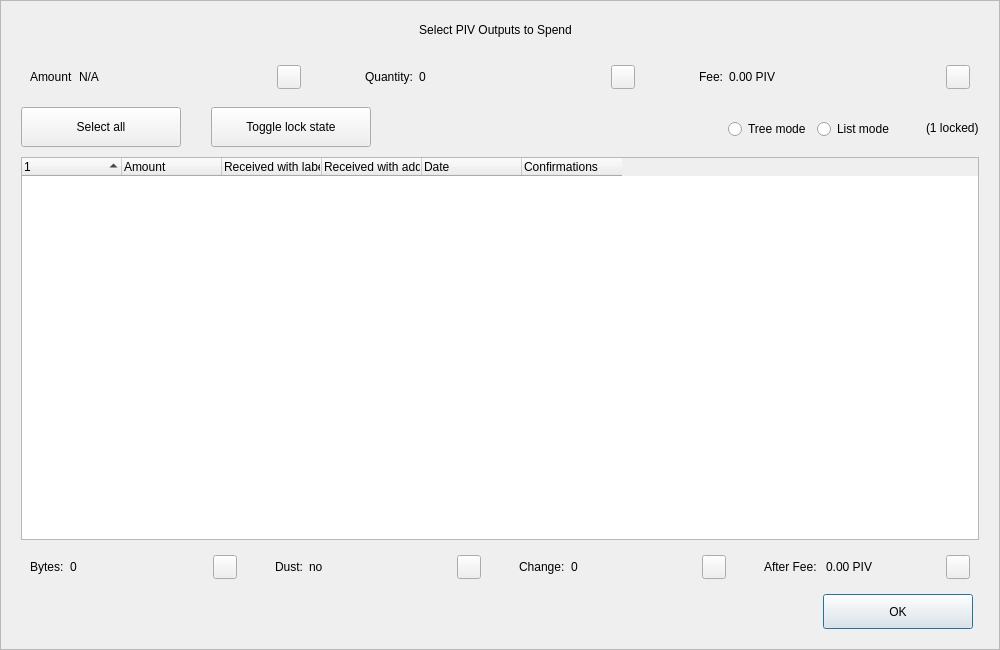
Qt form src/qt/forms/coincontroldialog.ui (kyeno/dogecash) before a commit.
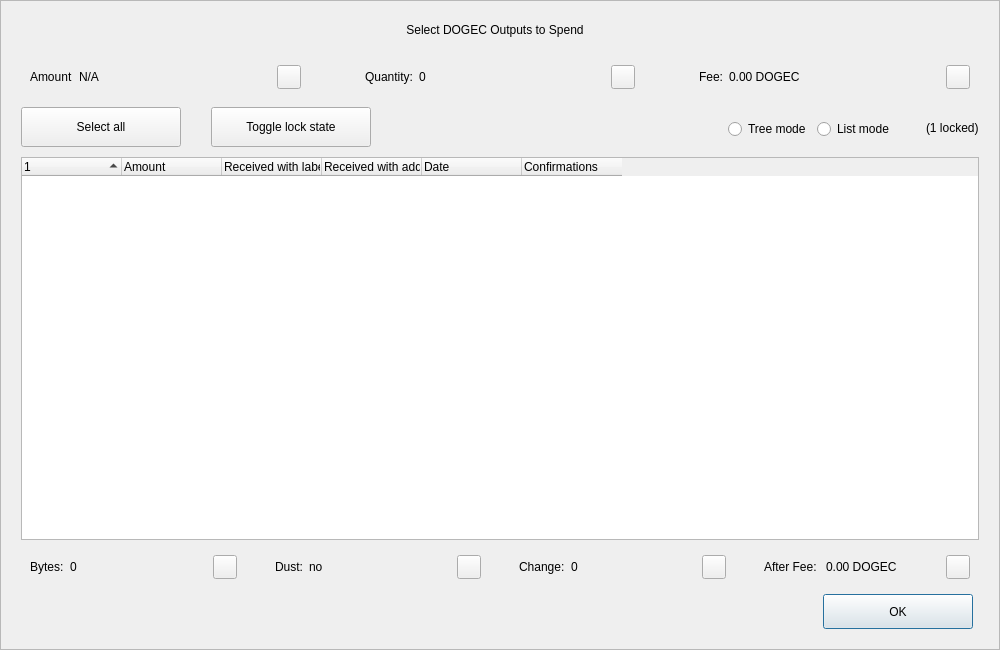
The same form after that commit. Custom widgets are drawn as their Qt base class.

Commit message: PIV<>DOGEC

Patch:
```diff
--- a/src/qt/forms/coincontroldialog.ui
+++ b/src/qt/forms/coincontroldialog.ui
@@ -98,7 +98,7 @@
            </size>
           </property>
           <property name="text">
-           <string>Select PIV Outputs to Spend</string>
+           <string>Select DOGEC Outputs to Spend</string>
           </property>
           <property name="alignment">
            <set>Qt::AlignCenter</set>
@@ -268,7 +268,7 @@
            <item>
             <widget class="QLabel" name="labelCoinControlFee">
              <property name="text">
-              <string>0.00 PIV</string>
+              <string>0.00 DOGEC</string>
              </property>
             </widget>
            </item>
@@ -729,7 +729,7 @@
            <item>
             <widget class="QLabel" name="labelCoinControlAfterFee">
              <property name="text">
-              <string>0.00 PIV</string>
+              <string>0.00 DOGEC</string>
              </property>
             </widget>
            </item>
```
The commit also changes 557 other files.
